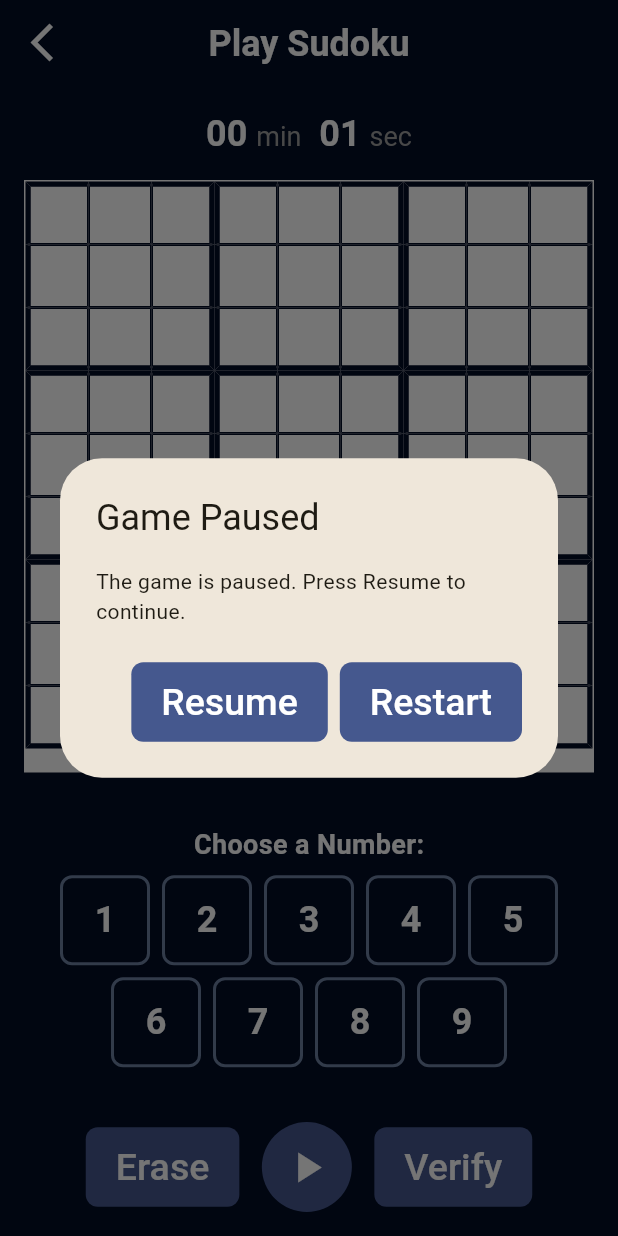
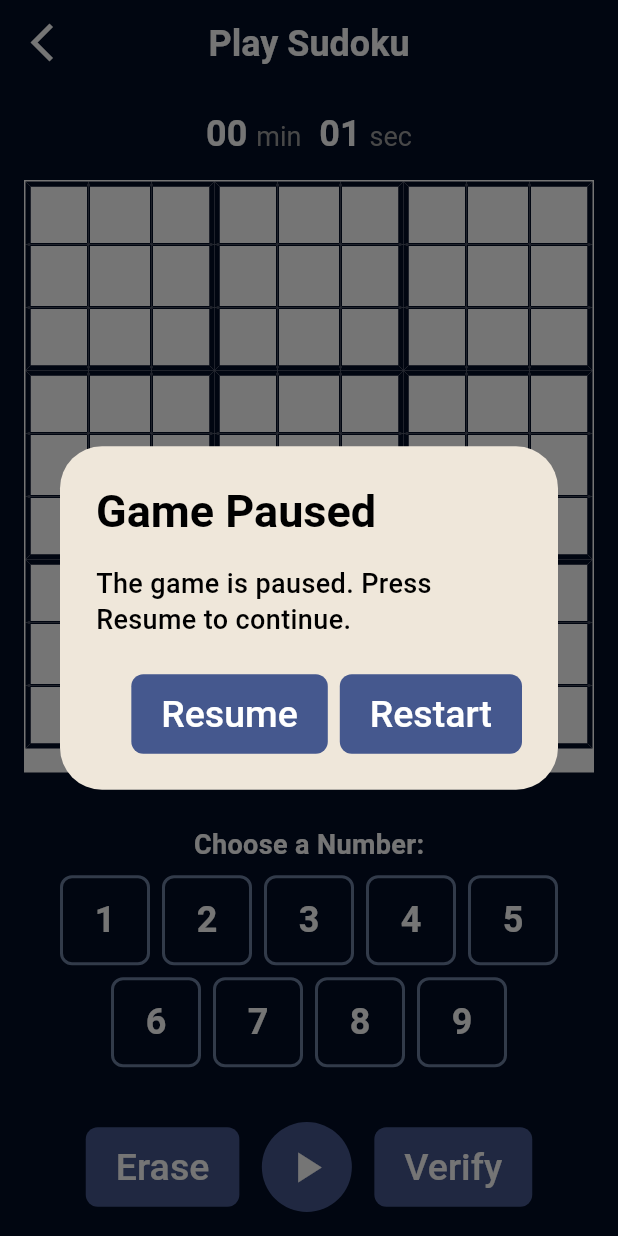
Before and after one commit to ParimSsme/sudoku, a Flutter app: the SudokuScreen screen opened by its route, after a tap on the "pause" icon, on a phone screen of 412 x 824 dp. Run offline on Flutter 3.47's test engine with Material 3 defaults, Android fonts, the phone set to English and light mode, and no system bars; our stand-ins replace confetti, flutter_svg, get.

Commit message:
fix design problems

```diff
--- a/lib/app/views/sudoku_screen.dart
+++ b/lib/app/views/sudoku_screen.dart
@@ -139,8 +139,13 @@ class SudokuScreen extends StatelessWidget {
       barrierDismissible: false,
       builder: (context) {
         return AlertDialog(
-          title: const Text('Game Paused'),
-          content: const Text('The game is paused. Press Resume to continue.'),
+          title: Text('Game Paused', style: kLargeTitleStyle.copyWith(
+            color: Colors.black,
+          ),),
+          content: Text('The game is paused. Press Resume to continue.', style: kSmallTitleStyle.copyWith(
+              color: Colors.black,
+              fontWeight: FontWeight.w500
+          ),),
           actions: [
             TextButton(
               onPressed: () {
```
